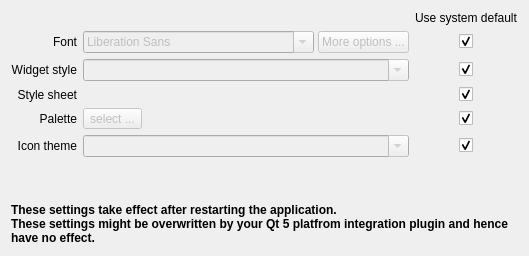
Qt form settingsdialog/qtappearanceoptionpage.ui (Martchus/qtutilities) before a commit.
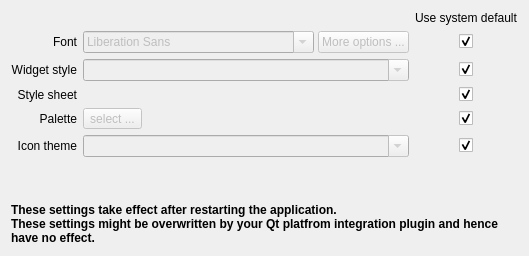
The same form after that commit. Icons and pictures are not drawn. Custom widgets are drawn as their Qt base class.

Commit message: Remove overspecification of Qt version in documentation and comments

What changed in the file:
```diff
--- a/settingsdialog/qtappearanceoptionpage.ui
+++ b/settingsdialog/qtappearanceoptionpage.ui
@@ -247,7 +247,7 @@
      </property>
      <property name="text">
       <string>These settings take effect after restarting the application.
-These settings might be overwritten by your Qt 5 platfrom integration plugin and hence have no effect.</string>
+These settings might be overwritten by your Qt platfrom integration plugin and hence have no effect.</string>
      </property>
      <property name="textFormat">
       <enum>Qt::PlainText</enum>
```
The commit also changes 1 other file.
